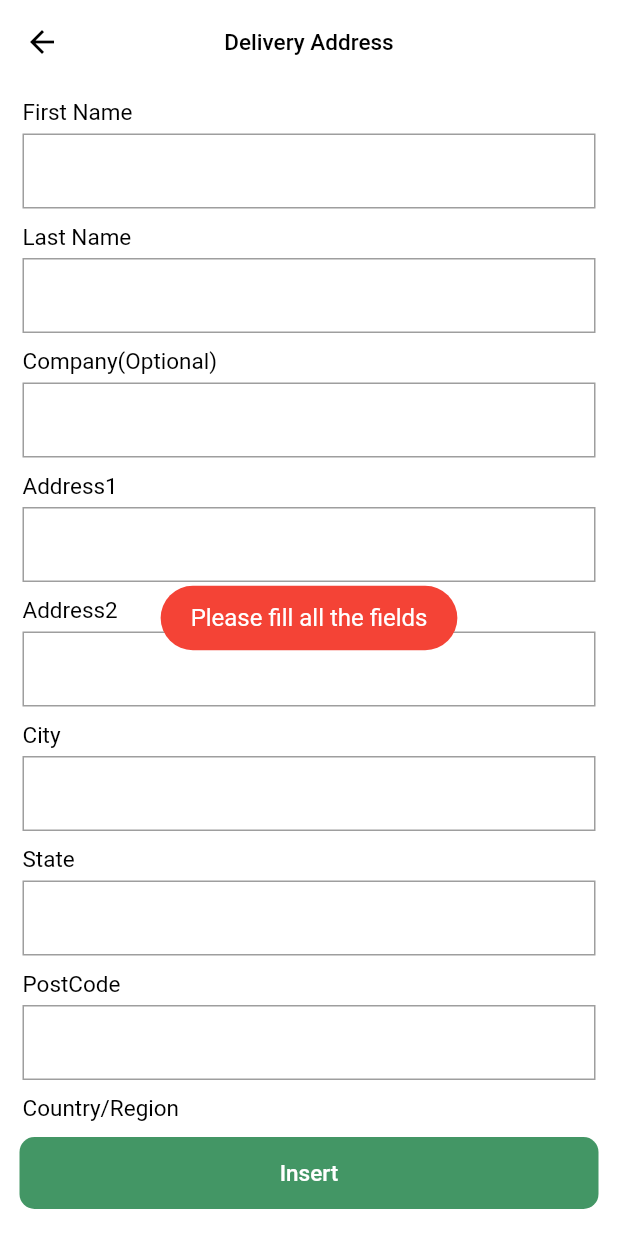
After one commit to kawchar-zufaa/mf_foodmart, a Flutter app: the AddressScreen screen opened directly, after a tap on "Insert", on a phone screen of 412 x 824 dp. The commit adds this screen. Run offline on Flutter 3.47's test engine with Material 2 defaults, Android fonts, the light colour scheme and no system bars; our stand-ins replace cached_network_image, flutter_html, fluttertoast, get, sqflite; accounts and stored records are empty; network calls fail.

Commit message:
chek addres

```diff
--- /dev/null
+++ b/lib/controller/address_controller.dart
@@ -0,0 +1,37 @@
+
+import 'package:get/get.dart';
+import 'package:mf_foodmart/database_helper/delivery_address_database/delivery_address_database.dart';
+import 'package:mf_foodmart/models/address_model.dart';
+
+class AddressController extends GetxController{
+
+  var addressList=<AddressModel>[].obs;
+
+
+  @override
+  void onInit() {
+    getAddressList();
+    super.onInit();
+  }
+
+
+  // void fetchAddresses() async {
+  //   List<Map<String, dynamic>> maps = await DeliveryAddressDatabase.instance.getAddress();
+  //   addressList.value =
+  //       maps.map((address) => AddressModel.fromMap(address)).toList();
+  // }
+
+
+  void getAddressList() async {
+    final db = await DeliveryAddressDatabase.instance.database;
+    final result = await db.query('delivery_address');
+    addressList.value =
+        result.map((json) => AddressModel.fromMap(json)).toList();
+  }
+
+
+
+
+
+
+}
--- a/lib/controller/categories_controller.dart
+++ b/lib/controller/categories_controller.dart
@@ -75,7 +75,7 @@ class CategoriesController extends GetxController{
                   crossAxisAlignment: CrossAxisAlignment.center,
                   mainAxisAlignment: MainAxisAlignment.center,
                   children: [
-                    Container(
+                    SizedBox(
                       height: 100,
                       width: 100,
                       child: BuildImage(
--- /dev/null
+++ b/lib/database_helper/delivery_address_database/delivery_address_database.dart
@@ -0,0 +1,76 @@
+import 'dart:async';
+import 'dart:io';
+
+import 'package:mf_foodmart/models/address_model.dart';
+import 'package:path/path.dart';
+import 'package:path_provider/path_provider.dart';
+import 'package:sqflite/sqflite.dart';
+
+class DeliveryAddressDatabase {
+  DeliveryAddressDatabase._privateConstructor();
+  static final DeliveryAddressDatabase instance =
+      DeliveryAddressDatabase._privateConstructor();
+
+  static Database? _database;
+  Future<Database> get database async => _database ??= await _initDatabase();
+
+  Future<Database> _initDatabase() async {
+    Directory documentDirectory = await getApplicationDocumentsDirectory();
+
+    String path = join(documentDirectory.path, 'address.db');
+
+    return await openDatabase(
+      path,
+      version: 1,
+      onCreate: _createTable,
+    );
+  }
+
+
+
+  Future<void> _createTable(Database db, int version) async {
+    await db.execute('''CREATE TABLE delivery_address(
+      id INTEGER PRIMARY KEY,
+      firstName TEXT,
+      lastName TEXT,
+      company TEXT,
+      address1 TEXT,
+      address2 TEXT,
+      city TEXT,
+      state TEXT,
+      postCode TEXT,
+      Country TEXT,
+      email TEXT,
+      phone TEXT
+      )''');
+  }
+
+  Future<int> insertAddress(AddressModel addressModel) async {
+    final db = await instance.database;
+    final int result = await db.insert(
+      'delivery_address',
+      addressModel.toMap(),
+    );
+    return result;
+  }
+
+  Future<List<AddressModel>> getAddresses() async {
+    final db = await instance.database;
+    final res = await db.query('delivery_address');
+    return res.isNotEmpty
+        ? res.map((address) => AddressModel.fromMap(address)).toList()
+        : [];
+  }
+
+
+  Future<void> updateAddress(AddressModel addressModel) async {
+    final db = await instance.database;
+    await db.update(
+      'delivery_address',
+      addressModel.toMap(),
+      where: 'id = ?',
+      whereArgs: [addressModel.id],
+    );
+  }
+
+}
--- a/lib/main.dart
+++ b/lib/main.dart
@@ -1,5 +1,6 @@
 import 'package:flutter/material.dart';
 import 'package:get/get.dart';
+import 'package:mf_foodmart/screens/delivery_address/address_list_screen.dart';
 import 'package:mf_foodmart/screens/details/details_screen.dart';
 import 'package:mf_foodmart/screens/home/home_screen.dart';
 import 'package:mf_foodmart/screens/main/main_screen.dart';
--- a/lib/models/address_model.dart
+++ b/lib/models/address_model.dart
@@ -1,19 +1,71 @@
 
-// class AddressModel{
-//
-//   String firstName;
-//   String lastName;
-//   String company;
-//   String address1;
-//   String address2;
-//   String city;
-//   String state;
-//   String postCode;
-//   String postcode;
-//   String country;
-//   String email;
-//   String phone;
-//
-//
-// }
-//
+class AddressModel{
+  int? id;
+  String firstName;
+  String lastName;
+  String company;
+  String address1;
+  String address2;
+  String city;
+  String state;
+  String postCode;
+  String country;
+  String email;
+  String phone;
+
+
+
+  AddressModel({
+    this.id,
+  required this.firstName,
+  required this.lastName,
+  required this.company,
+  required this.address1,
+  required this.address2,
+  required this.city,
+  required this.state,
+    required this.postCode,
+    required this.country,
+    required this.email,
+    required this.phone,
+  });
+
+
+  Map<String,dynamic> toMap(){
+    return {
+      'id':id,
+      'firstName':firstName,
+      'lastName':lastName,
+      'company':company,
+      'address1':address1,
+      'address2':address2,
+      'city':city,
+      'state':state,
+      'postCode':postCode,
+      'country':country,
+      'email':email,
+      'phone':phone,
+    };
+  }
+
+  factory AddressModel.fromMap(Map<String,dynamic> map){
+
+    return AddressModel(
+         id: map['id']??"",
+        firstName: map['firstName']??"",
+        lastName: map['lastName']??"",
+        company: map['company']??"",
+        address1: map['address1']??"",
+        address2: map['address2']??"",
+        city: map['city']??"",
+        state: map['state']??"",
+        postCode: map['postCode']??"",
+        country: map['country']??"",
+        email: map['email']??"",
+        phone: map['phone']??"",
+    );
+  }
+
+
+
+}
--- a/lib/screens/cart_screen/component/total_calculation.dart
+++ b/lib/screens/cart_screen/component/total_calculation.dart
@@ -51,7 +51,7 @@ class TotalCalculation extends StatelessWidget {
           mainAxisAlignment: MainAxisAlignment.spaceBetween,
           children: [
             TextWidget(text: 'Total :',size: 20,fontWeight: FontWeight.bold,),
-            TextWidget(text: 'CAD ${totalPrice()}',size: 20,fontWeight: FontWeight.bold,)
+            TextWidget(text: 'CAD ${_cartController.getTotalPrice()+shippingCharge+discount}',size: 20,fontWeight: FontWeight.bold,)
           ],
         ),
       ],
--- /dev/null
+++ b/lib/screens/delivery_address/address_screen.dart
@@ -0,0 +1,169 @@
+import 'package:flutter/material.dart';
+import 'package:fluttertoast/fluttertoast.dart';
+import 'package:get/get.dart';
+import 'package:mf_foodmart/controller/address_controller.dart';
+import 'package:mf_foodmart/database_helper/delivery_address_database/delivery_address_database.dart';
+import 'package:mf_foodmart/models/address_model.dart';
+import 'package:mf_foodmart/screens/check_out/checkout_screen.dart';
+import 'package:mf_foodmart/screens/delivery_address/component/address_textfilled.dart';
+import 'package:mf_foodmart/utility/my_app_colors.dart';
+import 'package:mf_foodmart/widgets/custom_button.dart';
+import 'package:mf_foodmart/widgets/text_widget.dart';
+
+class AddressScreen extends StatefulWidget {
+  AddressModel? addressModel;
+  AddressScreen({Key? key, this.addressModel}) : super(key: key);
+
+  @override
+  State<AddressScreen> createState() => _AddressScreenState();
+}
+
+class _AddressScreenState extends State<AddressScreen> {
+  TextEditingController firstNameController = TextEditingController();
+
+  TextEditingController lastNameController = TextEditingController();
+
+  TextEditingController companyController = TextEditingController();
+
+  TextEditingController address1Controller = TextEditingController();
+
+  TextEditingController address2Controller = TextEditingController();
+
+  TextEditingController cityController = TextEditingController();
+
+  TextEditingController stateController = TextEditingController();
+
+  TextEditingController postcodeController = TextEditingController();
+
+  TextEditingController countryController = TextEditingController();
+
+  TextEditingController emailController = TextEditingController();
+
+  TextEditingController phoneController = TextEditingController();
+
+  final _addressController = Get.put(AddressController());
+
+  @override
+  void initState() {
+   if(widget.addressModel!=null){
+     firstNameController.text=widget.addressModel!.firstName;
+   }
+    super.initState();
+  }
+
+  @override
+  Widget build(BuildContext context) {
+    final size = MediaQuery.of(context).size;
+    return Scaffold(
+      backgroundColor: MyAppColor.productBG,
+      appBar: AppBar(
+        iconTheme: const IconThemeData(color: Colors.black),
+        backgroundColor: MyAppColor.productBG,
+        elevation: 0,
+        title: TextWidget(
+          text: "Delivery Address",
+        ),
+        centerTitle: true,
+      ),
+      body: ListView(
+        padding: const EdgeInsets.symmetric(horizontal: 15, vertical: 10),
+        children: [
+          AddressTextFilled(
+            text: 'First Name',
+            controller: firstNameController,
+          ),
+          AddressTextFilled(
+            text: 'Last Name',
+            controller: lastNameController,
+          ),
+          AddressTextFilled(
+            text: 'Company(Optional)',
+            controller: companyController,
+          ),
+          AddressTextFilled(
+            text: 'Address1',
+            controller: address1Controller,
+          ),
+          AddressTextFilled(
+            text: 'Address2',
+            controller: address2Controller,
+          ),
+          AddressTextFilled(
+            text: 'City',
+            controller: cityController,
+          ),
+          AddressTextFilled(
+            text: 'State',
+            controller: stateController,
+          ),
+          AddressTextFilled(
+            text: 'PostCode',
+            controller: postcodeController,
+          ),
+          AddressTextFilled(
+            text: 'Country/Region',
+            controller: countryController,
+          ),
+          AddressTextFilled(
+            text: 'Email',
+            controller: emailController,
+          ),
+          AddressTextFilled(
+            text: 'Phone',
+            controller: phoneController,
+          ),
+        ],
+      ),
+      bottomNavigationBar: Padding(
+          padding: const EdgeInsets.only(bottom: 10, left: 5, right: 5),
+          child: CustomButton(
+            onTap: () async {
+              if (validateFields()) {
+                AddressModel addressModel = AddressModel(
+                  firstName: firstNameController.text,
+                  lastName: lastNameController.text,
+                  company: companyController.text,
+                  address1: address1Controller.text,
+                  address2: address2Controller.text,
+                  city: cityController.text,
+                  state: stateController.text,
+                  postCode: postcodeController.text,
+                  country: countryController.text,
+                  email: emailController.text,
+                  phone: phoneController.text,
+                );
+               await DeliveryAddressDatabase.instance.insertAddress(addressModel);
+               print('============================== first name ${addressModel.firstName}');
+                Fluttertoast.showToast(msg: 'Data insert Successfully');
+                   Navigator.push(context, MaterialPageRoute(builder: (_)=>CheckoutScreen()));
+              }
+            },
+            text: "Insert",
+          )),
+    );
+  }
+
+  bool validateFields() {
+    if (firstNameController.text.isEmpty ||
+        lastNameController.text.isEmpty ||
+        address1Controller.text.isEmpty ||
+        address2Controller.text.isEmpty ||
+        cityController.text.isEmpty ||
+        stateController.text.isEmpty ||
+        postcodeController.text.isEmpty ||
+        countryController.text.isEmpty ||
+        emailController.text.isEmpty ||
+        phoneController.text.isEmpty) {
+      Fluttertoast.showToast(
+          msg: "Please fill all the fields",
+          toastLength: Toast.LENGTH_SHORT,
+          gravity: ToastGravity.CENTER,
+          timeInSecForIosWeb: 1,
+          backgroundColor: Colors.red,
+          textColor: Colors.white,
+          fontSize: 16.0);
+      return false;
+    }
+    return true;
+  }
+}
--- /dev/null
+++ b/lib/screens/delivery_address/component/address_textfilled.dart
@@ -0,0 +1,37 @@
+import 'package:flutter/material.dart';
+import 'package:mf_foodmart/widgets/text_widget.dart';
+
+class AddressTextFilled extends StatelessWidget {
+  final String text;
+  final TextEditingController controller;
+  const AddressTextFilled({Key? key, required this.text, required this.controller}) : super(key: key);
+
+  @override
+  Widget build(BuildContext context) {
+    final size=MediaQuery.of(context).size;
+    return Column(
+      crossAxisAlignment: CrossAxisAlignment.start,
+      children: [
+        TextWidget(text: text),
+        const SizedBox(height: 5),
+        Container(
+          padding: const EdgeInsets.only(left: 7),
+          height:50,
+          width: size.width,
+          decoration: BoxDecoration(
+              border: Border.all(
+                  color: Colors.grey
+              )
+          ),
+          child: TextField(
+            controller: controller,
+            decoration:const InputDecoration(
+                border: InputBorder.none
+            ),
+          ),
+        ),
+        const SizedBox(height: 10),
+      ],
+    );
+  }
+}
--- a/lib/screens/details/details_screen.dart
+++ b/lib/screens/details/details_screen.dart
@@ -174,6 +174,7 @@ class _DetailsScreenState extends State<DetailsScreen> {
              );
 
              CartDatabase.instance.insertCartItem(cartModel);
+
            }
 
 
```
Also changed, not shown: lib/controller/cart_controller.dart (+4 -3 lines), lib/screens/cart_screen/cart_screen.dart (+2 -8 lines), lib/screens/cart_screen/component/cart_item_widget.dart (+10 -6 lines), lib/screens/check_out/checkout_screen.dart (+148 -91 lines), lib/screens/delivery_address/address_list_screen.dart (added, +39 -0 lines), pubspec.lock.
